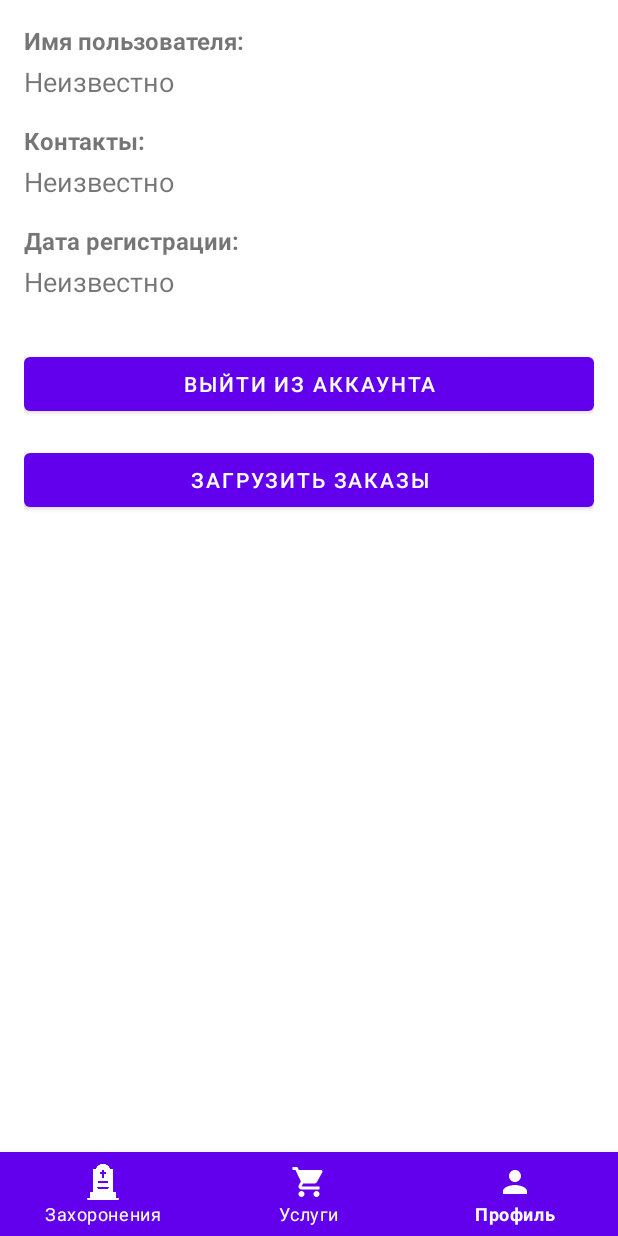
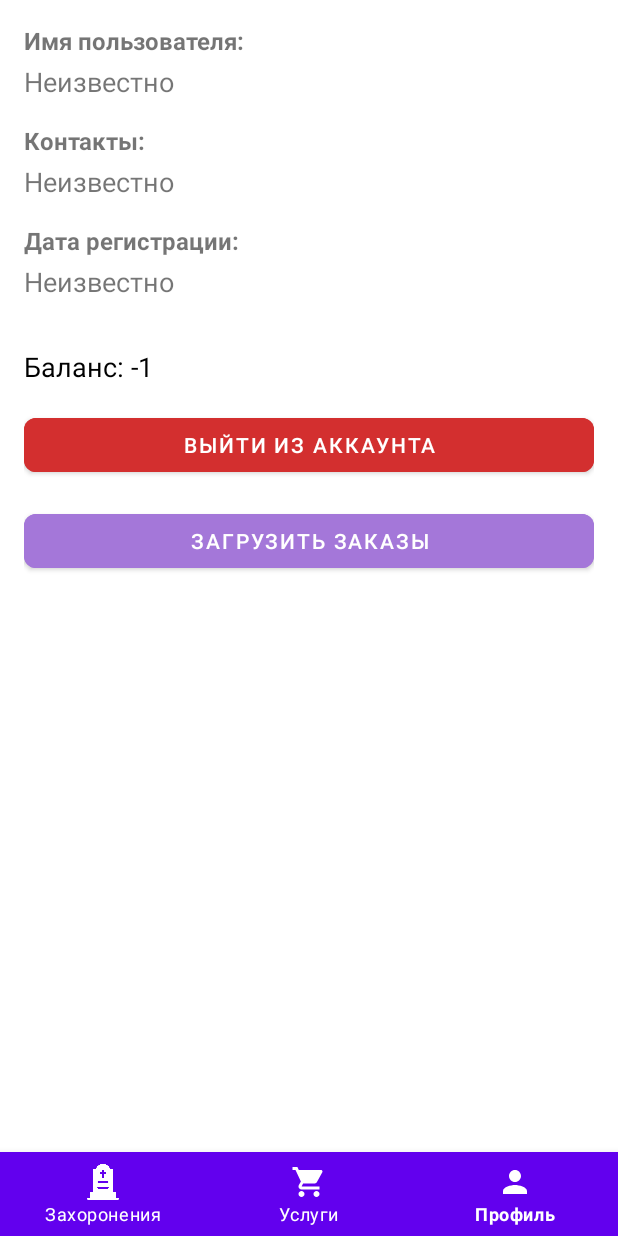
Before and after one commit to deus0machine/AISCemetery, an Android app built with Jetpack Compose: the BurialsFragment screen opened directly, with no data from a screen before it, item 3 of the bottom bar chosen, on a phone screen of 412 x 824 dp. Run offline under Robolectric (Android 15) with nearby library versions, the phone set to English and light mode, and no system bars.

Commit message:
fix and add and fix and add

```diff
--- a/app/src/main/AndroidManifest.xml
+++ b/app/src/main/AndroidManifest.xml
@@ -16,7 +16,7 @@
         <activity android:name=".RegisterActivity" />
 
         <activity android:name=".MainActivity" />
-
+        <activity android:name=".BurialDetailsActivity" />
         <activity android:name=".LoginActivity"
             android:exported="true">
             <intent-filter>
--- a/app/src/main/java/ru/sevostyanov/aiscemetery/Burial.kt
+++ b/app/src/main/java/ru/sevostyanov/aiscemetery/Burial.kt
@@ -1,11 +1,12 @@
 package ru.sevostyanov.aiscemetery
-import java.util.Date
 import com.google.gson.annotations.SerializedName
-import java.time.LocalDate
 
 data class Burial(
       @SerializedName("id")
       val id: Long? = null,
+
+      @SerializedName("guest")
+      val guest: Guest,
 
       @SerializedName("fio")
       val fio: String,
--- a/app/src/main/java/ru/sevostyanov/aiscemetery/ProfileFragment.kt
+++ b/app/src/main/java/ru/sevostyanov/aiscemetery/ProfileFragment.kt
@@ -42,9 +42,9 @@ class ProfileFragment : Fragment() {
         val userName = sharedPreferences.getString(LoginActivity.KEY_USER_NAME, "Неизвестно")
         val userContacts = sharedPreferences.getString(LoginActivity.KEY_USER_CONTACTS, "Неизвестно")
         val userRegDate = sharedPreferences.getString(LoginActivity.KEY_USER_REG_DATE, "Неизвестно")
+        val userBalance = sharedPreferences.getLong(LoginActivity.KEY_USER_BALANCE, -1)
 
-
-        showUserData(userName, userContacts, userRegDate)
+        showUserData(userName, userContacts, userRegDate, userBalance.toString())
     }
 
     private fun setupRecyclerView(view: View) {
@@ -109,25 +109,29 @@ class ProfileFragment : Fragment() {
         val userName = sharedPreferences.getString(LoginActivity.KEY_USER_NAME, "Неизвестно")
         val userContacts = sharedPreferences.getString(LoginActivity.KEY_USER_CONTACTS, "Неизвестно")
         val userRegDate = sharedPreferences.getString(LoginActivity.KEY_USER_REG_DATE, "Неизвестно")
+        val userBalance = sharedPreferences.getLong(LoginActivity.KEY_USER_BALANCE, -1)
 
         if (userId != -1L) {
-            showUserData(userName, userContacts, userRegDate)
+            showUserData(userName, userContacts, userRegDate, userBalance.toString())
         } else {
             Toast.makeText(requireContext(), "Пользователь не найден", Toast.LENGTH_SHORT).show()
         }
     }
 
-    private fun showUserData(name: String?, contacts: String?, regDate: String?) {
+    private fun showUserData(name: String?, contacts: String?, regDate: String?, balance: String?) {
         val nameTextView = view?.findViewById<TextView>(R.id.profile_name)
         val contactsTextView = view?.findViewById<TextView>(R.id.profile_contacts)
         val regDateTextView = view?.findViewById<TextView>(R.id.profile_reg_date)
+        val balanceTextView = view?.findViewById<TextView>(R.id.profile_balance)  // Баланс
 
         nameTextView?.text = name
         contactsTextView?.text = contacts
+
         val formattedRegDate = regDate?.substringBefore("T") // Если формат ISO 8601 (yyyy-MM-ddTHH:mm:ss)
             ?: regDate?.takeWhile { it.isDigit() || it == '-' } // Общий случай, оставляем только часть с датой
 
         regDateTextView?.text = formattedRegDate
+        balanceTextView?.text = "Баланс: $balance" // Обновляем текст с балансом
     }
     private fun setupLogoutButton(view: View) {
         val logoutButton = view.findViewById<Button>(R.id.btn_logout)
--- a/app/src/main/java/ru/sevostyanov/aiscemetery/RegisterActivity.kt
+++ b/app/src/main/java/ru/sevostyanov/aiscemetery/RegisterActivity.kt
@@ -11,8 +11,6 @@ import androidx.appcompat.app.AppCompatActivity
 import retrofit2.Call
 import retrofit2.Callback
 import retrofit2.Response
-import retrofit2.http.Body
-import retrofit2.http.POST
 
 class RegisterActivity : AppCompatActivity(){
     override fun onCreate(savedInstanceState: Bundle?) {
--- a/app/src/main/java/ru/sevostyanov/aiscemetery/RetrofitClient.kt
+++ b/app/src/main/java/ru/sevostyanov/aiscemetery/RetrofitClient.kt
@@ -1,20 +1,14 @@
 package ru.sevostyanov.aiscemetery
 
-import android.os.Build
-import android.util.Log
-import androidx.annotation.RequiresApi
-import com.google.gson.GsonBuilder
-import com.google.gson.JsonDeserializer
-import com.google.gson.JsonElement
-import com.google.gson.JsonPrimitive
-import com.google.gson.JsonSerializer
+import BurialAdapter
 import okhttp3.OkHttpClient
 import okhttp3.logging.HttpLoggingInterceptor
-import okhttp3.Request
 import retrofit2.Call
+import retrofit2.Response
 import retrofit2.Retrofit
 import retrofit2.converter.gson.GsonConverterFactory
 import retrofit2.http.Body
+import retrofit2.http.DELETE
 import retrofit2.http.GET
 import retrofit2.http.POST
 import retrofit2.http.Path
@@ -22,10 +16,9 @@ import ru.sevostyanov.aiscemetery.LoginActivity.LoginResponse
 import ru.sevostyanov.aiscemetery.LoginActivity.UserCredentials
 import ru.sevostyanov.aiscemetery.RegisterActivity.RegisterRequest
 import ru.sevostyanov.aiscemetery.RegisterActivity.RegisterResponse
-import java.time.LocalDate
 
 object RetrofitClient {
-    private const val BASE_URL = "http://192.168.0.101:8080" // Твой бэкэнд URL
+    private const val BASE_URL = "http://192.168.0.100:8080" // Твой бэкэнд URL
     val logging = HttpLoggingInterceptor().apply {
         level = HttpLoggingInterceptor.Level.BODY
     }
@@ -59,7 +52,10 @@ object RetrofitClient {
         suspend fun getBurialsByFio(@Path("fio") fio: String): List<Burial>
         @GET("/api/burials/all")
         suspend fun getAllBurials(): List<Burial>
-
+        @GET("/api/burials/burial/{burialId}")
+        suspend fun getBurialById(@Path("burialId") burialId: Long): Burial
+        @DELETE("/api/burials/{id}")
+        suspend fun deleteBurialById(@Path("id") burialId: Long) : Response<Void>
     }
     // Интерфейс для LoginService
     interface LoginService {
--- a/app/src/main/java/ru/sevostyanov/aiscemetery/TaskChoiceFragment.kt
+++ b/app/src/main/java/ru/sevostyanov/aiscemetery/TaskChoiceFragment.kt
@@ -5,7 +5,6 @@ import android.view.LayoutInflater
 import android.view.View
 import android.view.ViewGroup
 import android.widget.Button
-import android.widget.Toast
 import androidx.fragment.app.Fragment
 
 class TaskChoiceFragment : Fragment() {
--- a/app/src/main/res/layout/fragment_profile.xml
+++ b/app/src/main/res/layout/fragment_profile.xml
@@ -1,7 +1,7 @@
-<LinearLayout
-    xmlns:android="http://schemas.android.com/apk/res/android"
+<LinearLayout xmlns:android="http://schemas.android.com/apk/res/android"
     android:layout_width="match_parent"
     android:layout_height="match_parent"
+    xmlns:app="http://schemas.android.com/apk/res-auto"
     android:orientation="vertical"
     android:padding="16dp">
 
@@ -56,19 +56,37 @@
         android:text="Дата регистрации"
         android:textSize="18sp"
         android:layout_marginBottom="16dp" />
-    <Button
+    <TextView
+        android:id="@+id/profile_balance"
+        android:layout_width="wrap_content"
+        android:layout_height="wrap_content"
+        android:text="Баланс:"
+        android:textSize="18sp"
+        android:layout_marginTop="16dp"
+        android:textColor="@android:color/black" />
+
+    <!-- Кнопки для выхода и загрузки заказов -->
+    <com.google.android.material.button.MaterialButton
         android:id="@+id/btn_logout"
         android:layout_width="match_parent"
         android:layout_height="wrap_content"
         android:text="Выйти из аккаунта"
-        android:layout_marginTop="16dp" />
-    <!-- Кнопка загрузки заказов -->
-    <Button
+        android:textColor="@android:color/white"
+        android:backgroundTint="@color/red"
+        app:cornerRadius="8dp"
+        android:layout_marginTop="16dp"
+        android:elevation="4dp" />
+
+    <com.google.android.material.button.MaterialButton
         android:id="@+id/btn_load_orders"
         android:layout_width="match_parent"
         android:layout_height="wrap_content"
         android:text="Загрузить заказы"
-        android:layout_marginTop="16dp" />
+        android:textColor="@android:color/white"
+        android:backgroundTint="@color/purple_200"
+        app:cornerRadius="8dp"
+        android:layout_marginTop="16dp"
+        android:elevation="4dp" />
 
     <!-- RecyclerView для заказов -->
     <androidx.recyclerview.widget.RecyclerView
@@ -76,4 +94,9 @@
         android:layout_width="match_parent"
         android:layout_height="match_parent"
         android:layout_marginTop="16dp" />
+
+    <!-- Баланс в правом верхнем углу -->
+
+
+
 </LinearLayout>
--- a/app/src/main/res/values/colors.xml
+++ b/app/src/main/res/values/colors.xml
@@ -13,4 +13,8 @@
     <color name="icon_color">#FFFFFF</color>
     <color name="text_color">#FFFFFF</color>
     <color name="grey">#EBEBEB</color>
+    <color name="background_color">#F5F5F5</color> <!-- Фон для контейнера -->
+    <color name="primary_text">#212121</color> <!-- Темный текст для заголовков -->
+    <color name="secondary_text">#757575</color> <!-- Светлый текст для данных -->
+    <color name="red">#D32F2F</color> <!-- Цвет для кнопки выхода -->
 </resources>
--- a/app/src/main/res/xml/network_security_config.xml
+++ b/app/src/main/res/xml/network_security_config.xml
@@ -1,6 +1,6 @@
 <?xml version="1.0" encoding="utf-8"?>
 <network-security-config>
     <domain-config cleartextTrafficPermitted="true">
-        <domain includeSubdomains="true">192.168.0.101</domain>
+        <domain includeSubdomains="true">192.168.0.100</domain>
     </domain-config>
 </network-security-config>
```
Also changed, not shown: app/src/main/java/ru/sevostyanov/aiscemetery/BurialAdapter.kt (+22 -16 lines), app/src/main/java/ru/sevostyanov/aiscemetery/BurialDetailsActivity.kt (added, +102 -0 lines), app/src/main/java/ru/sevostyanov/aiscemetery/BurialFormFragment.kt (+7 -13 lines), app/src/main/java/ru/sevostyanov/aiscemetery/BurialsFragment.kt (+27 -5 lines), app/src/main/java/ru/sevostyanov/aiscemetery/Guest.kt (added, +7 -0 lines), app/src/main/java/ru/sevostyanov/aiscemetery/LoginActivity.kt (+7 -5 lines), app/src/main/java/ru/sevostyanov/aiscemetery/TaskFragment.kt (+15 -15 lines), app/src/main/res/layout/activity_burial_details.xml (added, +61 -0 lines), app/src/main/res/layout/fragment_burials.xml (+7 -3 lines), app/src/main/res/drawable/left_arrow.png (added).
